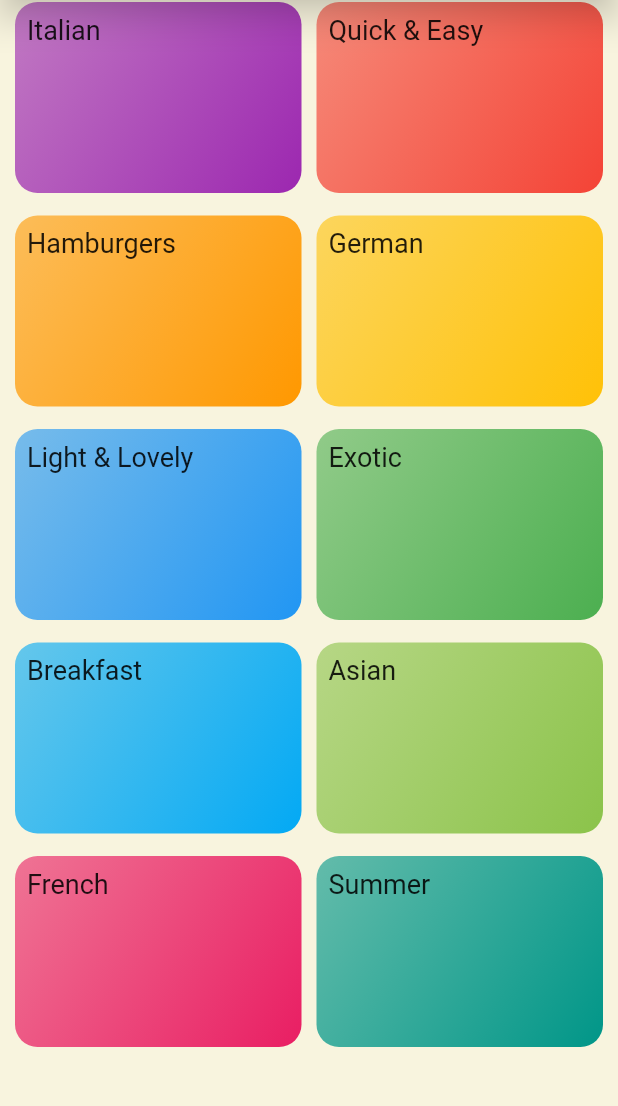
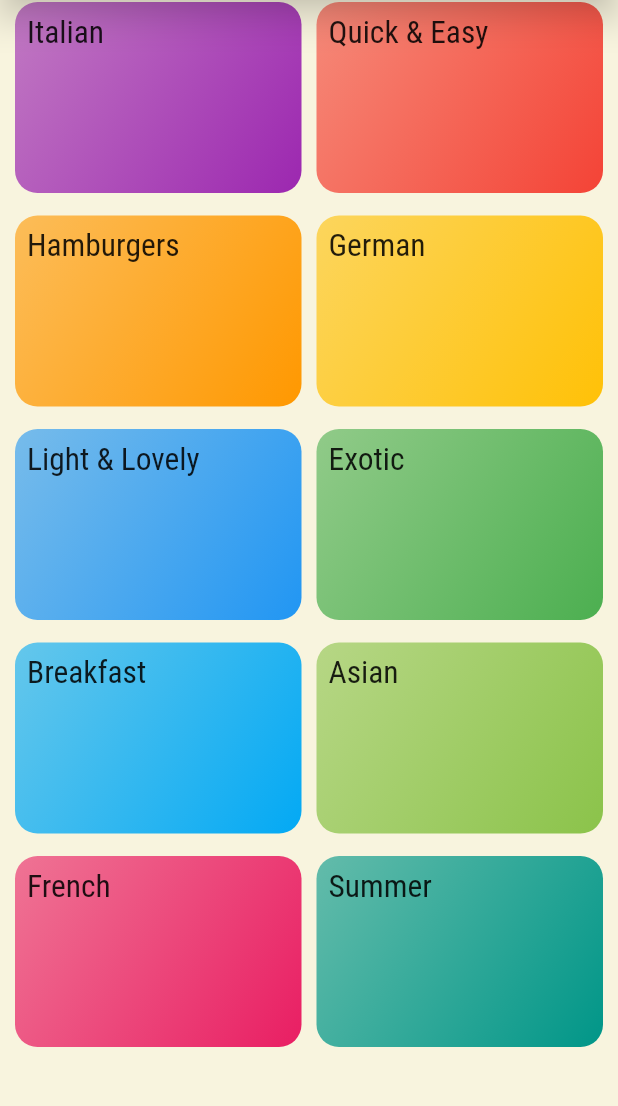
Before and after one commit to abdelazizSalah/MealZawy, a Flutter app: the screen it shows after launch, on a phone screen of 412 x 824 dp, the part 97-1203 px from its top. Run offline on Flutter 3.47's test engine with Material 2 defaults, Android fonts, the phone set to English and light mode, and no system bars.

Commit message:
modyfing the font and adding them in the yaml file

```diff
--- a/lib/Wigdets/category_item.dart
+++ b/lib/Wigdets/category_item.dart
@@ -9,8 +9,8 @@ class CategoryItem extends StatelessWidget {
 
   @override
   Widget build(BuildContext context) {
-    final bodyLarge = Theme.of(context).textTheme.bodyMedium;
-
+    final bodyMedium = Theme.of(context).textTheme.bodyMedium;
+    print('this is' + bodyMedium.toString());
     return Container(
       /// lets design our own card
       decoration: BoxDecoration(
@@ -27,9 +27,9 @@ class CategoryItem extends StatelessWidget {
         child: Text(
           title,
           style: TextStyle(
-            fontSize: bodyLarge?.fontSize,
-            fontWeight: bodyLarge?.fontWeight,
-          ),
+              fontSize: bodyMedium?.fontSize,
+              fontWeight: bodyMedium?.fontWeight,
+              fontFamily: bodyMedium?.fontFamily),
         ),
       ),
     );
--- a/lib/main.dart
+++ b/lib/main.dart
@@ -16,6 +16,9 @@ class MyApp extends StatelessWidget {
   Widget build(BuildContext context) {
     return MaterialApp(
       theme: ThemeData(
+          accentColor: Colors.orange[300],
+          primaryColor: Colors.deepPurple[900],
+          fontFamily: 'Raleway',
 
           /// styling the text
           textTheme: const TextTheme(
@@ -25,7 +28,8 @@ class MyApp extends StatelessWidget {
                 fontSize: 24,
                 fontWeight: FontWeight.bold,
               ),
-              bodyMedium: TextStyle(fontSize: 18)),
+              bodyMedium:
+                  TextStyle(fontSize: 21, fontFamily: 'RobotoCondensed')),
 
           /// styling the appBar
           appBarTheme: AppBarTheme(
```
Also changed, not shown: pubspec.yaml (+32 -12 lines), assets/Fonts/Raleway-Black.ttf (renamed from lib/assets/Fonts/Raleway-Black.ttf), assets/Fonts/Raleway-Bold.ttf (renamed from lib/assets/Fonts/Raleway-Bold.ttf), assets/Fonts/Raleway-Regular.ttf (renamed from lib/assets/Fonts/Raleway-Regular.ttf), assets/Fonts/RobotoCondensed-Bold.ttf (renamed from lib/assets/Fonts/RobotoCondensed-Bold.ttf), assets/Fonts/RobotoCondensed-Italic.ttf (renamed from lib/assets/Fonts/RobotoCondensed-Italic.ttf), assets/Fonts/RobotoCondensed-Light.ttf (renamed from lib/assets/Fonts/RobotoCondensed-Light.ttf), assets/Fonts/RobotoCondensed-Regular.ttf (renamed from lib/assets/Fonts/RobotoCondensed-Regular.ttf).
